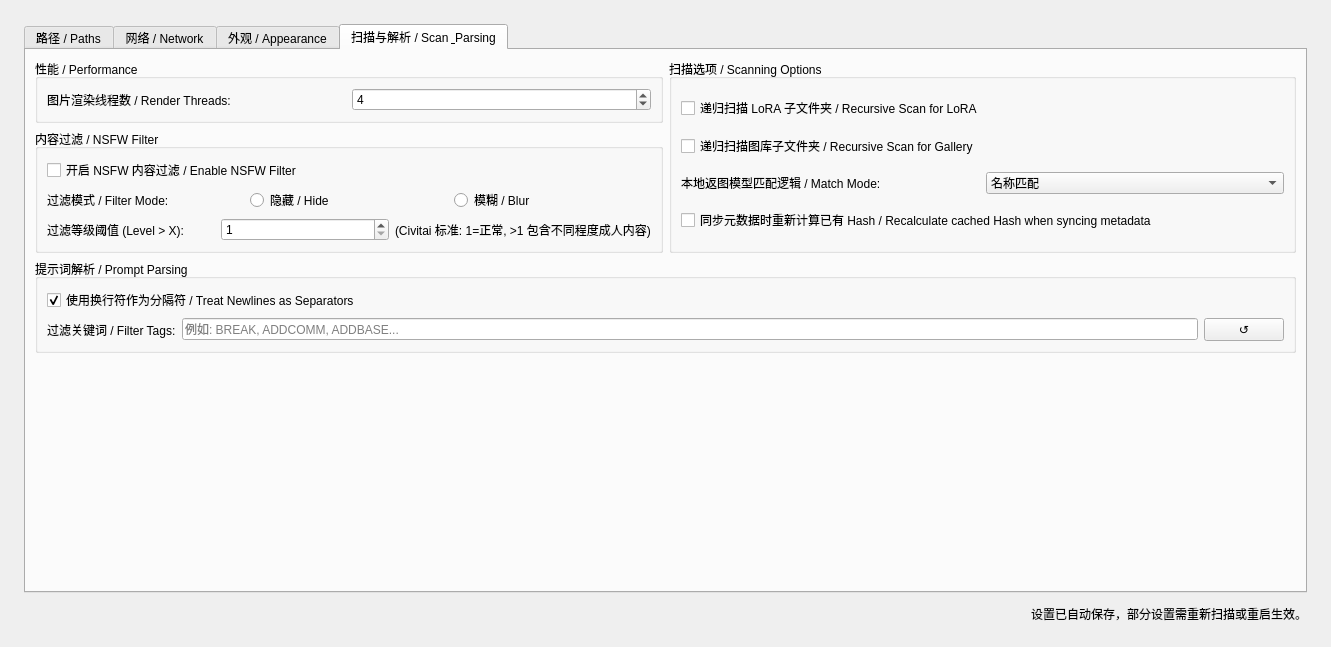
Old version of the form pages/settingspage.ui in the repository hanbinhsh/SD-LoRA-Manager.
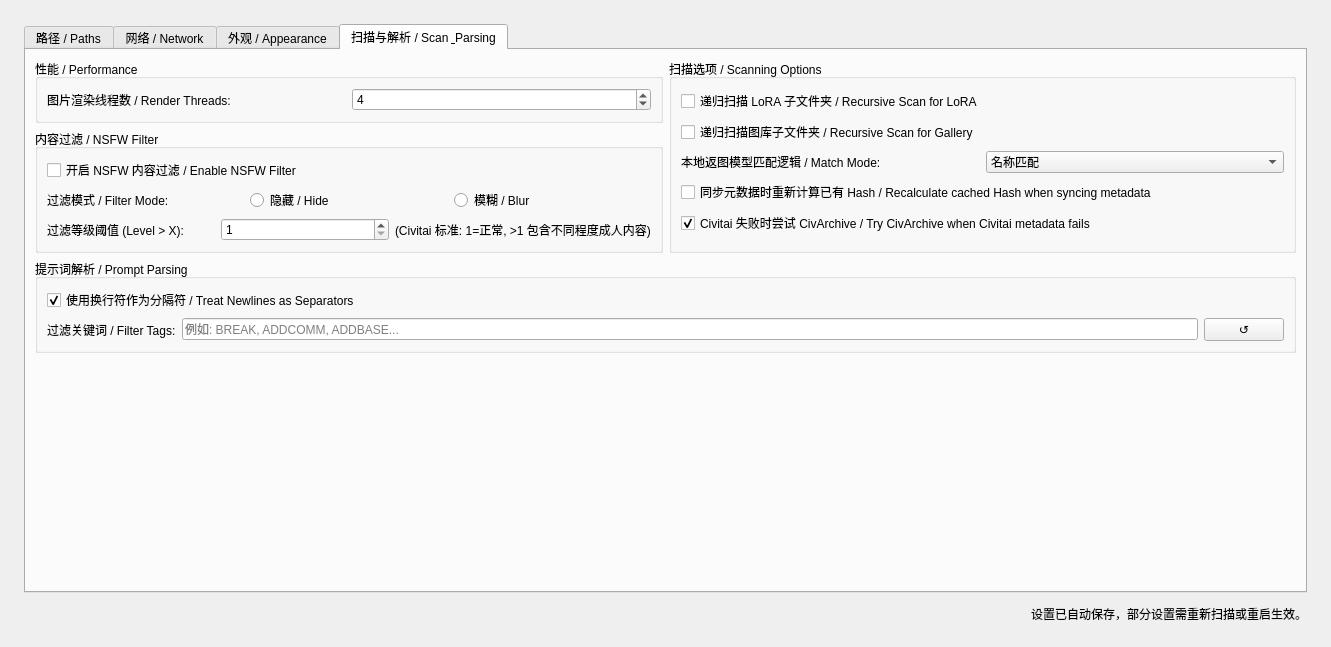
New version of the form. The open tabs and pages were chosen to show the change.

```diff
--- a/pages/settingspage.ui
+++ b/pages/settingspage.ui
@@ -793,6 +793,19 @@
               </property>
              </widget>
             </item>
+            <item>
+             <widget class="QCheckBox" name="chkTryCivArchiveOnMetadataFail">
+              <property name="toolTip">
+               <string>默认开启。当 Civitai 元信息同步失败或模型已删除时，尝试从 CivArchive 补充元信息。</string>
+              </property>
+              <property name="text">
+               <string>Civitai 失败时尝试 CivArchive / Try CivArchive when Civitai metadata fails</string>
+              </property>
+              <property name="checked">
+               <bool>true</bool>
+              </property>
+             </widget>
+            </item>
            </layout>
           </widget>
          </item>
```
